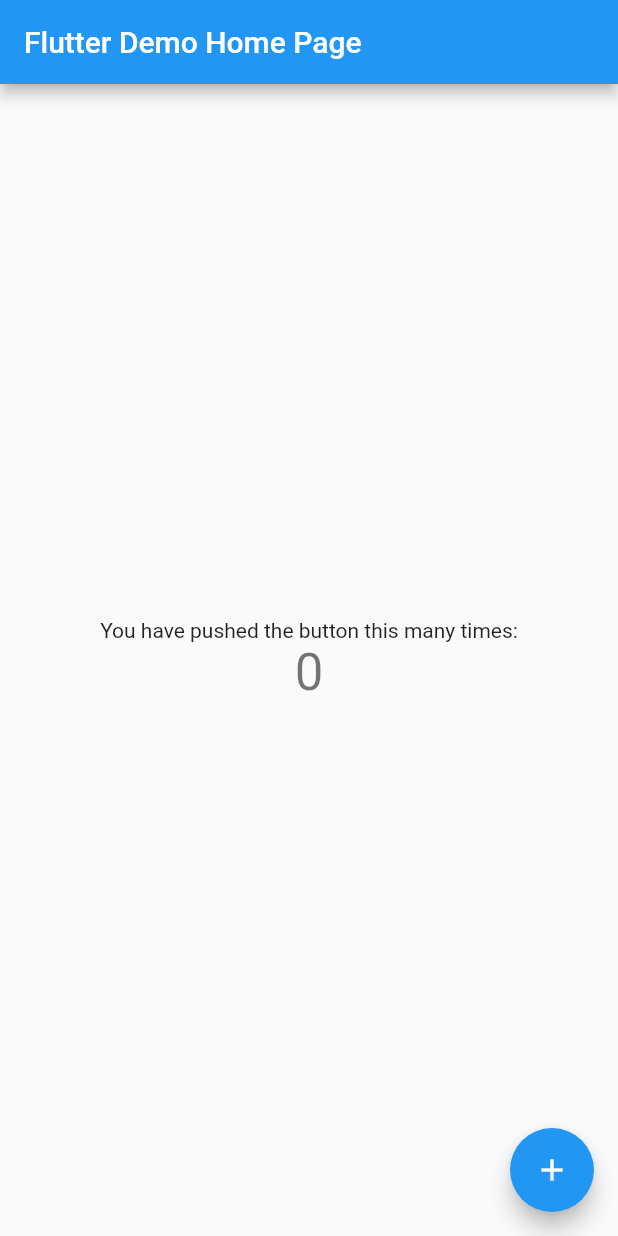
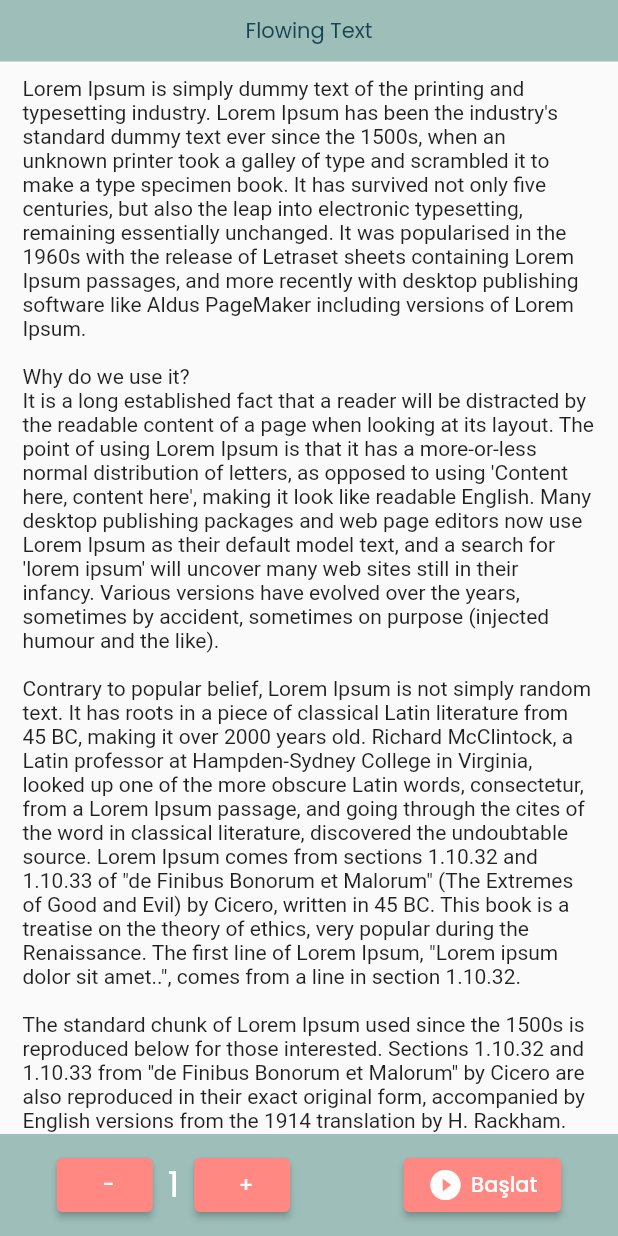
Before and after one commit to hayatbayramolsa/flowingtext, a Flutter app: the screen it shows after launch, on a phone screen of 412 x 824 dp. Run offline on Flutter 3.47's test engine with Material 2 defaults, Android fonts, the phone set to English and light mode, and no system bars; our stand-ins replace google_fonts.

Commit message:
ui complete

```diff
--- /dev/null
+++ b/lib/data/text.dart
@@ -0,0 +1,26 @@
+String text = """
+Lorem Ipsum is simply dummy text of the printing and typesetting industry. Lorem Ipsum has been the industry's standard dummy text ever since the 1500s, when an unknown printer took a galley of type and scrambled it to make a type specimen book. It has survived not only five centuries, but also the leap into electronic typesetting, remaining essentially unchanged. It was popularised in the 1960s with the release of Letraset sheets containing Lorem Ipsum passages, and more recently with desktop publishing software like Aldus PageMaker including versions of Lorem Ipsum.
+
+Why do we use it?
+It is a long established fact that a reader will be distracted by the readable content of a page when looking at its layout. The point of using Lorem Ipsum is that it has a more-or-less normal distribution of letters, as opposed to using 'Content here, content here', making it look like readable English. Many desktop publishing packages and web page editors now use Lorem Ipsum as their default model text, and a search for 'lorem ipsum' will uncover many web sites still in their infancy. Various versions have evolved over the years, sometimes by accident, sometimes on purpose (injected humour and the like).
+
+Contrary to popular belief, Lorem Ipsum is not simply random text. It has roots in a piece of classical Latin literature from 45 BC, making it over 2000 years old. Richard McClintock, a Latin professor at Hampden-Sydney College in Virginia, looked up one of the more obscure Latin words, consectetur, from a Lorem Ipsum passage, and going through the cites of the word in classical literature, discovered the undoubtable source. Lorem Ipsum comes from sections 1.10.32 and 1.10.33 of "de Finibus Bonorum et Malorum" (The Extremes of Good and Evil) by Cicero, written in 45 BC. This book is a treatise on the theory of ethics, very popular during the Renaissance. The first line of Lorem Ipsum, "Lorem ipsum dolor sit amet..", comes from a line in section 1.10.32.
+
+The standard chunk of Lorem Ipsum used since the 1500s is reproduced below for those interested. Sections 1.10.32 and 1.10.33 from "de Finibus Bonorum et Malorum" by Cicero are also reproduced in their exact original form, accompanied by English versions from the 1914 translation by H. Rackham.
+
+Where can I get some?
+There are many variations of passages of Lorem Ipsum available, but the majority have suffered alteration in some form, by injected humour, or randomised words which don't look even slightly believable. If you are going to use a passage of Lorem Ipsum, you need to be sure there isn't anything embarrassing hidden in the middle of text. All the Lorem Ipsum generators on the Internet tend to repeat predefined chunks as necessary, making this the first true generator on the Internet. It uses a dictionary of over 200 Latin words, combined with a handful of model sentence structures, to generate Lorem Ipsum which looks reasonable. The generated Lorem Ipsum is therefore always free from repetition, injected humour, or non-characteristic words etc.
+
+orem Ipsum is simply dummy text of the printing and typesetting industry. Lorem Ipsum has been the industry's standard dummy text ever since the 1500s, when an unknown printer took a galley of type and scrambled it to make a type specimen book. It has survived not only five centuries, but also the leap into electronic typesetting, remaining essentially unchanged. It was popularised in the 1960s with the release of Letraset sheets containing Lorem Ipsum passages, and more recently with desktop publishing software like Aldus PageMaker including versions of Lorem Ipsum.
+
+Why do we use it?
+It is a long established fact that a reader will be distracted by the readable content of a page when looking at its layout. The point of using Lorem Ipsum is that it has a more-or-less normal distribution of letters, as opposed to using 'Content here, content here', making it look like readable English. Many desktop publishing packages and web page editors now use Lorem Ipsum as their default model text, and a search for 'lorem ipsum' will uncover many web sites still in their infancy. Various versions have evolved over the years, sometimes by accident, sometimes on purpose (injected humour and the like).
+
+Contrary to popular belief, Lorem Ipsum is not simply random text. It has roots in a piece of classical Latin literature from 45 BC, making it over 2000 years old. Richard McClintock, a Latin professor at Hampden-Sydney College in Virginia, looked up one of the more obscure Latin words, consectetur, from a Lorem Ipsum passage, and going through the cites of the word in classical literature, discovered the undoubtable source. Lorem Ipsum comes from sections 1.10.32 and 1.10.33 of "de Finibus Bonorum et Malorum" (The Extremes of Good and Evil) by Cicero, written in 45 BC. This book is a treatise on the theory of ethics, very popular during the Renaissance. The first line of Lorem Ipsum, "Lorem ipsum dolor sit amet..", comes from a line in section 1.10.32.
+
+The standard chunk of Lorem Ipsum used since the 1500s is reproduced below for those interested. Sections 1.10.32 and 1.10.33 from "de Finibus Bonorum et Malorum" by Cicero are also reproduced in their exact original form, accompanied by English versions from the 1914 translation by H. Rackham.
+
+Where can I get some?
+There are many variations of passages of Lorem Ipsum available, but the majority have suffered alteration in some form, by injected humour, or randomised words which don't look even slightly believable. If you are going to use a passage of Lorem Ipsum, you need to be sure there isn't anything embarrassing hidden in the middle of text. All the Lorem Ipsum generators on the Internet tend to repeat predefined chunks as necessary, making this the first true generator on the Internet. It uses a dictionary of over 200 Latin words, combined with a handful of model sentence structures, to generate Lorem Ipsum which looks reasonable. The generated Lorem Ipsum is therefore always free from repetition, injected humour, or non-characteristic words etc.
+
+""";
--- a/lib/main.dart
+++ b/lib/main.dart
@@ -1,3 +1,4 @@
+import 'package:flowingtext/screens/home.dart';
 import 'package:flutter/material.dart';
 
 void main() {
@@ -5,109 +6,14 @@
 }
 
 class MyApp extends StatelessWidget {
-  // This widget is the root of your application.
   @override
   Widget build(BuildContext context) {
     return MaterialApp(
       title: 'Flutter Demo',
       theme: ThemeData(
-        // This is the theme of your application.
-        //
-        // Try running your application with "flutter run". You'll see the
-        // application has a blue toolbar. Then, without quitting the app, try
-        // changing the primarySwatch below to Colors.green and then invoke
-        // "hot reload" (press "r" in the console where you ran "flutter run",
-        // or simply save your changes to "hot reload" in a Flutter IDE).
-        // Notice that the counter didn't reset back to zero; the application
-        // is not restarted.
         primarySwatch: Colors.blue,
       ),
-      home: MyHomePage(title: 'Flutter Demo Home Page'),
+      home: HomePage(),
     );
   }
 }
-
-class MyHomePage extends StatefulWidget {
-  MyHomePage({Key key, this.title}) : super(key: key);
-
-  // This widget is the home page of your application. It is stateful, meaning
-  // that it has a State object (defined below) that contains fields that affect
-  // how it looks.
-
-  // This class is the configuration for the state. It holds the values (in this
-  // case the title) provided by the parent (in this case the App widget) and
-  // used by the build method of the State. Fields in a Widget subclass are
-  // always marked "final".
-
-  final String title;
-
-  @override
-  _MyHomePageState createState() => _MyHomePageState();
-}
-
-class _MyHomePageState extends State<MyHomePage> {
-  int _counter = 0;
-
-  void _incrementCounter() {
-    setState(() {
-      // This call to setState tells the Flutter framework that something has
-      // changed in this State, which causes it to rerun the build method below
-      // so that the display can reflect the updated values. If we changed
-      // _counter without calling setState(), then the build method would not be
-      // called again, and so nothing would appear to happen.
-      _counter++;
-    });
-  }
-
-  @override
-  Widget build(BuildContext context) {
-    // This method is rerun every time setState is called, for instance as done
-    // by the _incrementCounter method above.
-    //
-    // The Flutter framework has been optimized to make rerunning build methods
-    // fast, so that you can just rebuild anything that needs updating rather
-    // than having to individually change instances of widgets.
-    return Scaffold(
-      appBar: AppBar(
-        // Here we take the value from the MyHomePage object that was created by
-        // the App.build method, and use it to set our appbar title.
-        title: Text(widget.title),
-      ),
-      body: Center(
-        // Center is a layout widget. It takes a single child and positions it
-        // in the middle of the parent.
-        child: Column(
-          // Column is also a layout widget. It takes a list of children and
-          // arranges them vertically. By default, it sizes itself to fit its
-          // children horizontally, and tries to be as tall as its parent.
-          //
-          // Invoke "debug painting" (press "p" in the console, choose the
-          // "Toggle Debug Paint" action from the Flutter Inspector in Android
-          // Studio, or the "Toggle Debug Paint" command in Visual Studio Code)
-          // to see the wireframe for each widget.
-          //
-          // Column has various properties to control how it sizes itself and
-          // how it positions its children. Here we use mainAxisAlignment to
-          // center the children vertically; the main axis here is the vertical
-          // axis because Columns are vertical (the cross axis would be
-          // horizontal).
-          mainAxisAlignment: MainAxisAlignment.center,
-          children: <Widget>[
-            Text(
-              'You have pushed the button this many times:',
-            ),
-            Text(
-              '$_counter',
-              style: Theme.of(context).textTheme.headline4,
-            ),
-          ],
-        ),
-      ),
-      floatingActionButton: FloatingActionButton(
-        onPressed: _incrementCounter,
-        tooltip: 'Increment',
-        child: Icon(Icons.add),
-      ), // This trailing comma makes auto-formatting nicer for build methods.
-    );
-  }
-}
--- /dev/null
+++ b/lib/screens/home.dart
@@ -0,0 +1,107 @@
+import 'dart:async';
+import 'package:flowingtext/data/text.dart';
+import 'package:flutter/material.dart';
+import 'package:google_fonts/google_fonts.dart';
+
+class HomePage extends StatefulWidget {
+  @override
+  _HomePageState createState() => _HomePageState();
+}
+
+class _HomePageState extends State<HomePage> {
+  @override
+  void initState() {
+    super.initState();
+  }
+
+  @override
+  void dispose() {
+    super.dispose();
+  }
+
+  @override
+  Widget build(BuildContext context) {
+    return Scaffold(
+      body: SafeArea(
+        child: Column(
+          children: [
+            // TITLE
+            Container(
+                padding: EdgeInsets.symmetric(vertical: 10),
+                decoration: BoxDecoration(color: Color(0xFF9dbeb9)),
+                child: Center(
+                  child: Text(
+                    "Flowing Text",
+                    style: GoogleFonts.poppins(color: Color(0xFF194350)),
+                  ),
+                )),
+            // CONTENT
+            Expanded(
+              child: SingleChildScrollView(
+                padding: EdgeInsets.only(top: 10, right: 15, left: 15),
+                child: Text(text),
+              ),
+            ),
+            // CONTROLS
+            Container(
+              padding: EdgeInsets.symmetric(vertical: 10),
+              decoration: BoxDecoration(color: Color(0xFF9dbeb9)),
+              child: Row(
+                mainAxisAlignment: MainAxisAlignment.spaceAround,
+                children: [
+                  // speed
+                  Row(
+                    children: [
+                      buildButton(
+                        text: "-",
+                        onPressed: () {},
+                      ),
+                      Padding(
+                        padding: EdgeInsets.symmetric(horizontal: 10.0),
+                        child: Text(
+                          "1",
+                          style: GoogleFonts.poppins(
+                            color: Colors.white,
+                            fontSize: 24
+                          ),
+                        ),
+                      ),
+                      buildButton(
+                        text: "+",
+                        onPressed: () {},
+                      ),
+                    ],
+                  ),
+                  // start-stop button
+                  buildButton(
+                    text: "Başlat",
+                    icon: Icons.play_circle_fill,
+                    onPressed: () {},
+                  ),
+                ],
+              ),
+            ),
+          ],
+        ),
+      ),
+    );
+  }
+}
+
+Widget buildButton({String text, IconData icon, Function onPressed}) {
+  return ElevatedButton(
+    onPressed: onPressed,
+    style: ButtonStyle(
+        backgroundColor: MaterialStateProperty.all(Color(0xFFff8882))),
+    child: Row(
+      children: [
+        icon != null ? Icon(icon) : Container(),
+        SizedBox(width: 5),
+        Text(
+          text,
+          style: GoogleFonts.poppins(color: Colors.white),
+        ),
+      ],
+    ),
+  );
+}
--- a/pubspec.yaml
+++ b/pubspec.yaml
@@ -28,6 +28,7 @@
   # The following adds the Cupertino Icons font to your application.
   # Use with the CupertinoIcons class for iOS style icons.
   cupertino_icons: ^1.0.2
+  google_fonts: ^2.0.0
 
 dev_dependencies:
   flutter_test:
```
Also changed, not shown: pubspec.lock.
